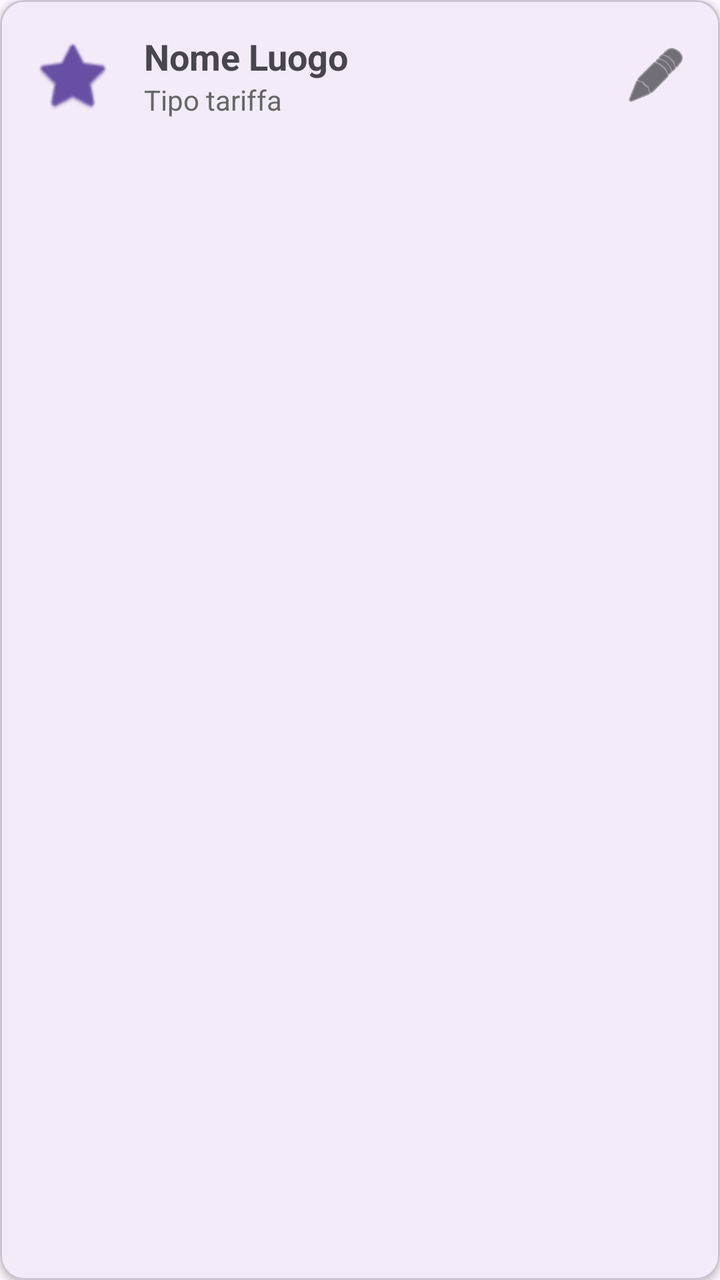
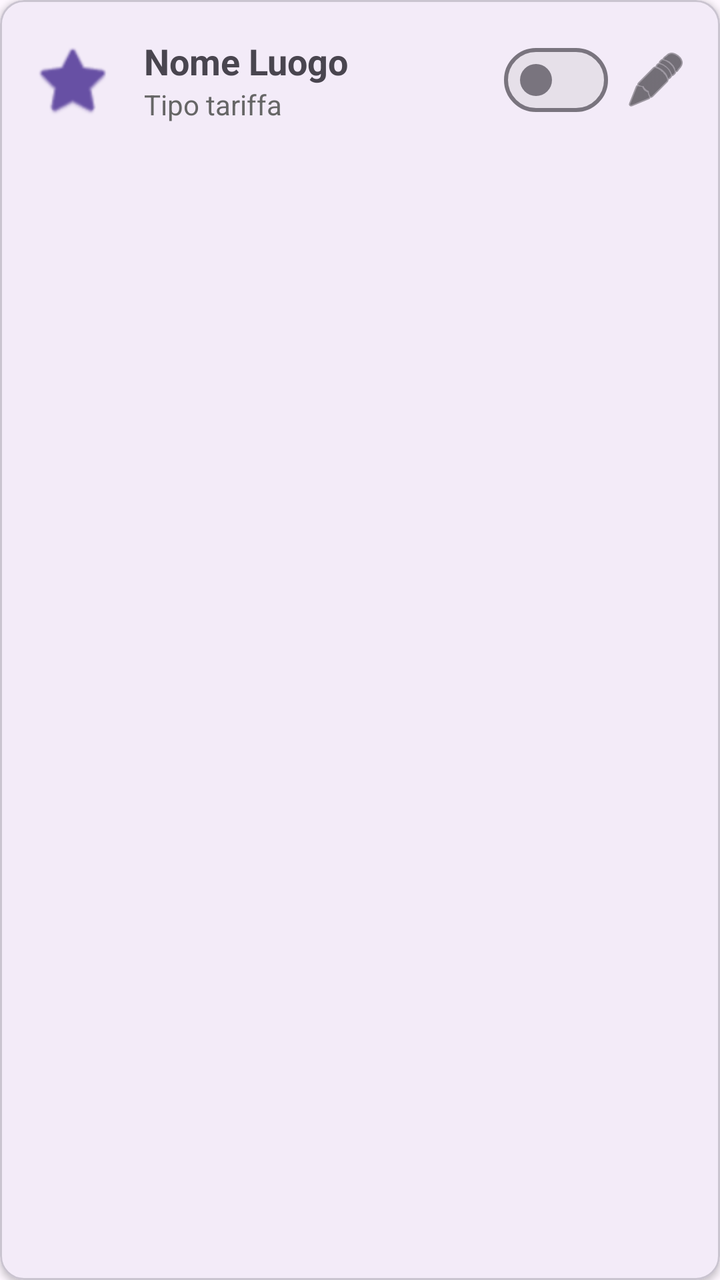

Compare the two renders of this Android layout. The source of the first and the diff that turns it into the second are given below.
<!-- AndroidManifest.xml: application theme Theme.ParkingMate -->
<!-- res/layout/item_saved_location.xml -->
<?xml version="1.0" encoding="utf-8"?>
<com.google.android.material.card.MaterialCardView
    xmlns:android="http://schemas.android.com/apk/res/android"
    xmlns:app="http://schemas.android.com/apk/res-auto"
    android:layout_width="match_parent"
    android:layout_height="wrap_content"
    android:layout_margin="8dp"
    app:cardCornerRadius="12dp"
    app:cardElevation="2dp">

    <LinearLayout
        android:layout_width="match_parent"
        android:layout_height="wrap_content"
        android:orientation="horizontal"
        android:padding="16dp"
        android:gravity="center_vertical">

        <ImageView
            android:layout_width="40dp"
            android:layout_height="40dp"
            android:src="@android:drawable/btn_star_big_on"
            app:tint="?attr/colorPrimary" />

        <LinearLayout
            android:layout_width="0dp"
            android:layout_height="wrap_content"
            android:layout_weight="1"
            android:layout_marginStart="16dp"
            android:orientation="vertical">

            <TextView
                android:id="@+id/tvLocationName"
                android:layout_width="wrap_content"
                android:layout_height="wrap_content"
                android:text="Nome Luogo"
                android:textSize="18sp"
                android:textStyle="bold" />

            <TextView
                android:id="@+id/tvLocationType"
                android:layout_width="wrap_content"
                android:layout_height="wrap_content"
                android:text="Tipo tariffa"
                android:textColor="#666666" />
        </LinearLayout>

        <ImageButton
            android:id="@+id/btnEditLocation"
            android:layout_width="wrap_content"
            android:layout_height="wrap_content"
            android:background="?attr/selectableItemBackgroundBorderless"
            android:src="@android:drawable/ic_menu_edit"
            app:tint="?attr/colorOnSurface" /> 

    </LinearLayout>
</com.google.android.material.card.MaterialCardView>
<!-- resources referenced by this layout -->
<resources>
  <style name="Theme.ParkingMate" parent="Base.Theme.ParkingMate" />
  <style name="Base.Theme.ParkingMate" parent="Theme.Material3.DayNight.NoActionBar">
          
          
      </style>
</resources>

<!-- the commit's change to res/layout/item_saved_location.xml (unified diff, before → after) -->
@@ -44,13 +44,20 @@
                 android:textColor="#666666" />
         </LinearLayout>
 
+        
+        <com.google.android.material.materialswitch.MaterialSwitch
+            android:id="@+id/switchGeofence"
+            android:layout_width="wrap_content"
+            android:layout_height="wrap_content"
+            android:layout_marginEnd="8dp" />
+
         <ImageButton
             android:id="@+id/btnEditLocation"
             android:layout_width="wrap_content"
             android:layout_height="wrap_content"
             android:background="?attr/selectableItemBackgroundBorderless"
             android:src="@android:drawable/ic_menu_edit"
-            app:tint="?attr/colorOnSurface" /> 
+            app:tint="?attr/colorOnSurface" />
 
     </LinearLayout>
 </com.google.android.material.card.MaterialCardView>
